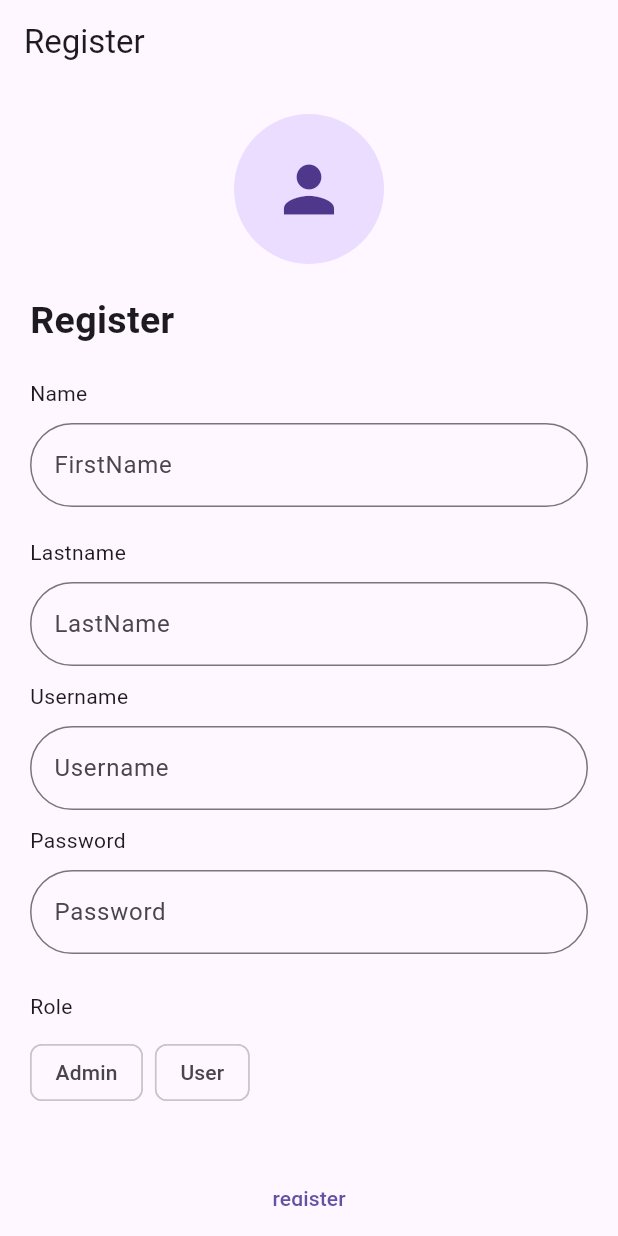
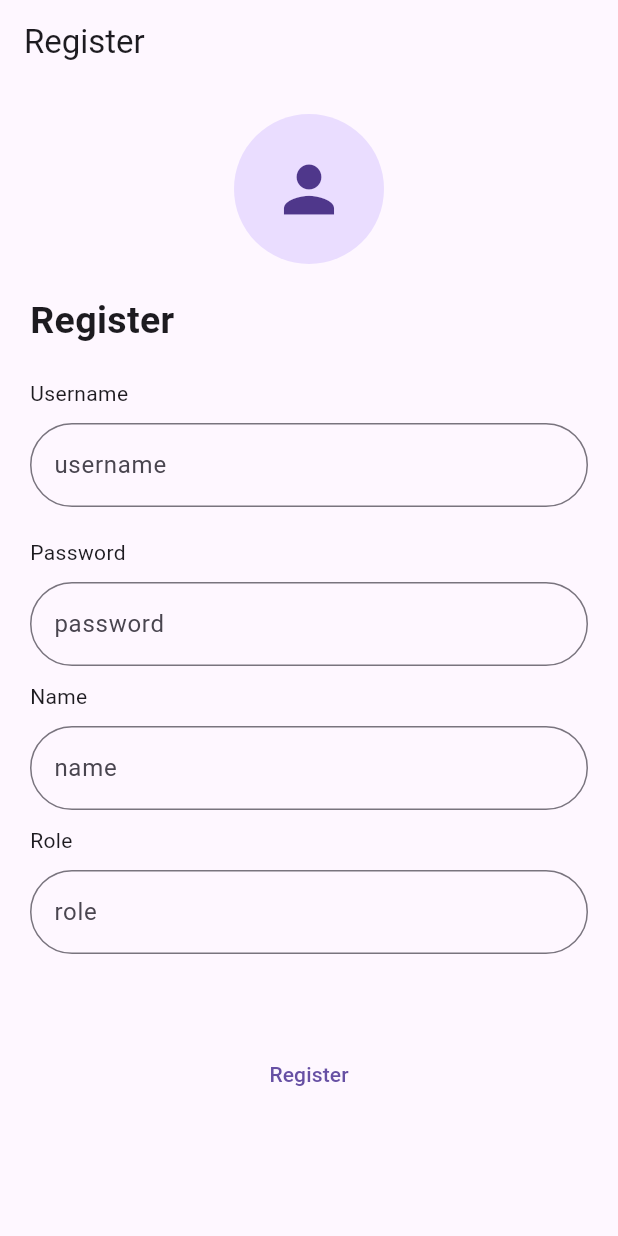
Before and after one commit to Rattapoom4796/Flutter_authen, a Flutter app: the screen it shows after launch, after a tap on "Register", on a phone screen of 412 x 824 dp. Run offline on Flutter 3.47's test engine with Material 3 defaults, Android fonts, the phone set to English and light mode, and no system bars; network calls fail.

Commit message:
first commit

```diff
--- a/lib/RegisterPage.dart
+++ b/lib/RegisterPage.dart
@@ -1,4 +1,5 @@
 import 'package:flutter/material.dart';
+import 'package:flutter_lab1_authen/controllers/auth_service.dart';
 import 'package:flutter_lab1_authen/login.dart';
 
 class RegisterPage extends StatelessWidget {
@@ -22,27 +23,36 @@ class RegisterForm extends StatefulWidget {
 }
 
 class _RegisterFormState extends State<RegisterForm> {
-  // Controllers for text fields
-  TextEditingController _firstnameController = TextEditingController();
-  TextEditingController _lastnameController = TextEditingController();
-  TextEditingController _usernameController = TextEditingController();
-  TextEditingController _passwordController = TextEditingController();
-
-
-
+  final _formKey = GlobalKey<FormState>();
+  final  _usernameController = TextEditingController();
+  final  _passwordController = TextEditingController();
+  final  _nameController = TextEditingController();
+  final  _roleController = TextEditingController();
 
   // Variables for chip choices
-  List<String> _selectedChips = [];
+ // List<String> _selectedChips = [];
 
-
-
-
+ void _register() async{
+  if(_formKey.currentState!.validate()){
+    print('Username:${_usernameController.text}');
+    print('Password:${_passwordController.text}');
+    print('Name:${_nameController.text}');
+    print('Role:${_roleController.text}');
+  }
+    try{
+      final user = AuthService().register(_usernameController.text, _passwordController.text,_nameController.text,_roleController.text);
+    }catch(e){
+      print(e);
+    }
+}
 
   @override
   Widget build(BuildContext context) {
     return Padding(
       padding: const EdgeInsets.all(20.0),
       child: SingleChildScrollView(
+        child: Form(
+          key: _formKey,
           child: Column(
             crossAxisAlignment: CrossAxisAlignment.stretch,
             children: [
@@ -61,73 +71,68 @@ class _RegisterFormState extends State<RegisterForm> {
               ),
               SizedBox(height: 20),
 
-            Text("Name"),
+              Text("Username"),
               SizedBox(height: 10),
 
-            // RoundTextFields
+              // RoundTextFields with validation
               RoundTextField(
-              controller: _firstnameController,
-              labelText: 'FirstName',
+                controller: _usernameController,
+                labelText: 'username',
+                validator: (value) {
+                  if (value == null || value.isEmpty) {
+                    return 'Please enter your username';
+                  }
+                  return null;
+                },
               ),
               SizedBox(height: 20),
 
-            Text("Lastname"),
+              Text("Password"),
               SizedBox(height: 10),
 
-            // RoundTextFields
+              // RoundTextFields with validation
               RoundTextField(
-              controller: _lastnameController,
-              labelText: 'LastName',
+                controller: _passwordController,
+                labelText: 'password',
+                validator: (value) {
+                  if (value == null || value.isEmpty) {
+                    return 'Please enter your password';
+                  }
+                  return null;
+                },
               ),
 
               SizedBox(height: 10),
-            Text("Username"),
+              Text("Name"),
               SizedBox(height: 10),
               RoundTextField(
-              controller: _usernameController,
-              labelText: 'Username',
+                controller: _nameController,
+                labelText: 'name',
+                validator: (value) {
+                  if (value == null || value.isEmpty) {
+                    return 'Please enter your Name';
+                  }
+                  return null;
+                },
               ),
               SizedBox(height: 10),
-            Text("Password"),
+              Text("Role"),
               SizedBox(height: 10),
               RoundTextField(
-              controller: _passwordController,
-              labelText: 'Password',
+                controller: _roleController,
+                labelText: 'role',
                 obscureText: true,
+                validator: (value) {
+                  if (value == null || value.isEmpty) {
+                    return 'Please enter your role';
+                  }
+                  return null;
+                },
               ),
               SizedBox(height: 20),
 
-            // Sliders
-           /* Slider(
-              value: _weight,
-              min: 0,
-              max: 100,
-              divisions: 100,
-              label: 'Weight: $_weight kg',
-              onChanged: (value) {
-                setState(() {
-                  _weight = value;
-                });
-              },
-            ),
-            Slider(
-              value: _height,
-              min: 100,
-              max: 200,
-              divisions: 100,
-              label: 'Height: $_height cm',
-              onChanged: (value) {
-                setState(() {
-                  _height = value;
-                });
-              },
-            ),
-            SizedBox(height: 20),*/
-
               // Chips
-            SizedBox(height: 5),
-
-            Text("Role"),
+            /*  Text("Role"),
               SizedBox(height: 10),
               Wrap(
                 spacing: 8.0,
@@ -145,56 +150,49 @@ class _RegisterFormState extends State<RegisterForm> {
                       });
                     },
                   ),
-                ChoiceChip(
-                  label: Text('User'),
-                  selected: _selectedChips.contains('User'),
-                  onSelected: (selected) {
-                    setState(() {
-                      if (selected) {
-                        _selectedChips.add('User');
-                      } else {
-                        _selectedChips.remove('User');
-                      }
-                    });
-                  },
-                ),
+                  // Add more chips if needed
                 ],
-            ),
+              ),*/
               SizedBox(height: 20),
 
               // Submit button
               SizedBox(height: 16.0),
               TextButton(
                 onPressed: () {
-                Navigator.push(context,
-                  MaterialPageRoute(builder: (context) => LoginPage()),);
-
+                  if (_formKey.currentState?.validate() ?? false) {
+                    // If the form is valid, proceed with the registration
+                    Navigator.push(
+                      context,
+                      MaterialPageRoute(builder: (context) => LoginPage()),
+                    );
+                  }
                 },
-              child: Text('register'),
+                child: Text('Register'),
               ),
             ],
           ),
         ),
+      ),
     );
   }
-
-
 }
 
 class RoundTextField extends StatelessWidget {
   final TextEditingController controller;
   final String labelText;
   final bool obscureText;
+  final String? Function(String?)? validator;
 
   const RoundTextField({
     required this.controller,
     required this.labelText,
     this.obscureText = false,
+    this.validator,
   });
 
   @override
   Widget build(BuildContext context) {
-    return TextField(
+    return TextFormField(
       controller: controller,
       obscureText: obscureText,
       decoration: InputDecoration(
@@ -203,6 +201,7 @@ class RoundTextField extends StatelessWidget {
           borderRadius: BorderRadius.circular(30.0),
         ),
       ),
+      validator: validator,
     );
   }
 }
--- a/lib/controllers/auth_service.dart
+++ b/lib/controllers/auth_service.dart
@@ -1,5 +1,4 @@
 import 'dart:convert';
-
 import 'package:flutter_lab1_authen/models/user_model.dart';
 import 'package:flutter_lab1_authen/varible.dart';
 import 'package:http/http.dart' as http;
@@ -11,7 +10,7 @@ class AuthService {
   void login(String user_name, String password) async {
     print(apiURL);
 
-    final response =await http.post(Uri.parse("$apiURL/api/auth/login"),
+    final response =await http.post(Uri.parse("$apiURL/api/user/login"),
     headers: {"Content-Type":"application/json"},
     body: jsonEncode({
   "user_name":user_name,
@@ -20,4 +19,18 @@ class AuthService {
 }) );
    print(response.statusCode);
   }
+    void register(String user_name, String password,String Name, String role) async {
+    print(apiURL);
+
+    final response =await http.post(Uri.parse("$apiURL/api/user/register"),
+    headers: {"Content-Type":"application/json"},
+    body: jsonEncode({
+  "user_name":user_name,
+  "password":password,
+  "Name":Name,
+  "role":role
+
+}) );
+   print(response.statusCode);
+  }
 }
```
Also changed, not shown: lib/models/user_model.dart (+18 -18 lines). Lines whose indentation alone changed are shown as unchanged.
